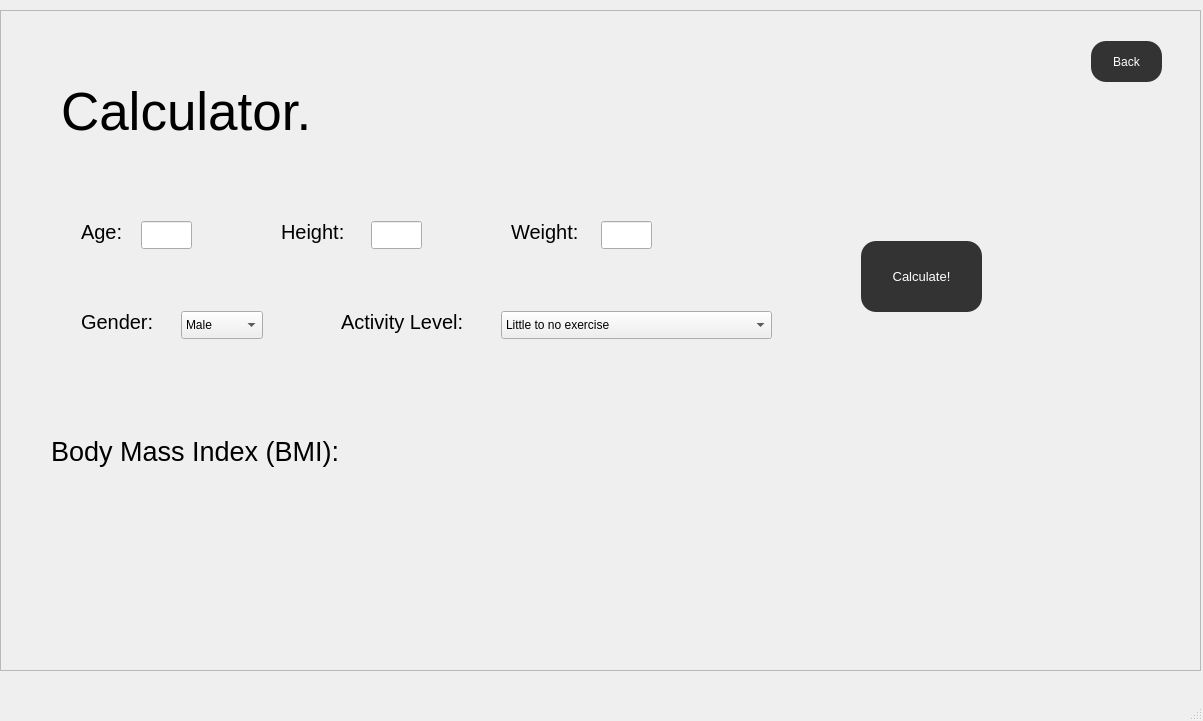
Old version of the form code/calculator.ui in the repository amroomargit/Forge.
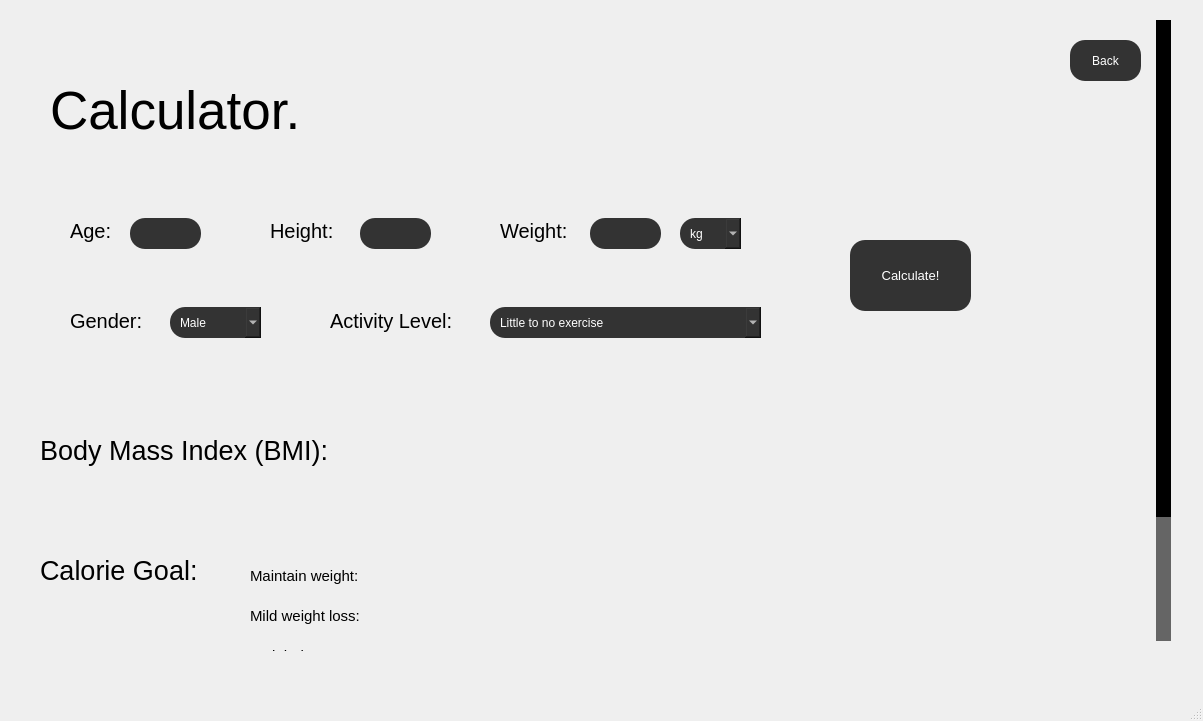
New version of the form. Icons and pictures are not drawn.

Diff of the .ui file:
```diff
--- a/code/calculator.ui
+++ b/code/calculator.ui
@@ -21,22 +21,51 @@
    <widget class="QScrollArea" name="scrollArea">
     <property name="geometry">
      <rect>
-      <x>0</x>
+      <x>-10</x>
       <y>10</y>
-      <width>1201</width>
-      <height>661</height>
+      <width>1181</width>
+      <height>641</height>
      </rect>
     </property>
+    <property name="styleSheet">
+     <string notr="true">QScrollBar:vertical {
+    background-color: #656565;
+    width: 15px; 
+    margin: 10px 0; 
+    border-radius: 15px; 
+}
+
+QScrollBar::handle:vertical {
+    background-color: black;
+    border-radius: 15px; 
+}
+
+QScrollBar::add-line:vertical, QScrollBar::sub-line:vertical {
+    background: none;
+    height: 0px;
+}
+
+QScrollBar::add-page:vertical, QScrollBar::sub-page:vertical {
+    background: none; 
+}
+</string>
+    </property>
+    <property name="frameShape">
+     <enum>QFrame::Shape::NoFrame</enum>
+    </property>
+    <property name="frameShadow">
+     <enum>QFrame::Shadow::Plain</enum>
+    </property>
     <property name="widgetResizable">
-     <bool>true</bool>
+     <bool>false</bool>
     </property>
     <widget class="QWidget" name="scrollAreaWidgetContents">
      <property name="geometry">
       <rect>
        <x>0</x>
        <y>0</y>
-       <width>1199</width>
-       <height>659</height>
+       <width>1162</width>
+       <height>800</height>
       </rect>
      </property>
      <widget class="QLabel" name="label_7">
@@ -44,7 +73,7 @@
        <rect>
         <x>50</x>
         <y>410</y>
-        <width>361</width>
+        <width>341</width>
         <height>61</height>
        </rect>
       </property>
@@ -61,11 +90,17 @@
       <property name="geometry">
        <rect>
         <x>140</x>
-        <y>210</y>
-        <width>51</width>
-        <height>28</height>
+        <y>208</y>
+        <width>71</width>
+        <height>31</height>
        </rect>
       </property>
+      <property name="styleSheet">
+       <string notr="true">background-color: #333333;
+color: white;
+border-radius: 15px;
+padding: 5px 10px;</string>
+      </property>
       <property name="text">
        <string/>
       </property>
@@ -92,11 +127,17 @@
       <property name="geometry">
        <rect>
         <x>600</x>
-        <y>210</y>
-        <width>51</width>
-        <height>28</height>
+        <y>208</y>
+        <width>71</width>
+        <height>31</height>
        </rect>
       </property>
+      <property name="styleSheet">
+       <string notr="true">background-color: #333333;
+color: white;
+border-radius: 15px;
+padding: 5px 10px;</string>
+      </property>
       <property name="text">
        <string/>
       </property>
@@ -137,7 +178,7 @@
        <string>Gender:</string>
       </property>
      </widget>
-     <widget class="QPushButton" name="backButton">
+     <widget class="QPushButton" name="calculateButton">
       <property name="geometry">
        <rect>
         <x>860</x>
@@ -172,11 +213,17 @@
       <property name="geometry">
        <rect>
         <x>180</x>
-        <y>300</y>
-        <width>82</width>
-        <height>28</height>
+        <y>297</y>
+        <width>91</width>
+        <height>31</height>
        </rect>
       </property>
+      <property name="styleSheet">
+       <string notr="true">background-color: #333333;
+color: white;
+border-radius: 15px;
+padding: 5px 10px;</string>
+      </property>
       <item>
        <property name="text">
         <string>Male</string>
@@ -188,10 +235,10 @@
        </property>
       </item>
      </widget>
-     <widget class="QPushButton" name="backButton_2">
+     <widget class="QPushButton" name="backButton">
       <property name="geometry">
        <rect>
-        <x>1090</x>
+        <x>1080</x>
         <y>30</y>
         <width>71</width>
         <height>41</height>
@@ -223,11 +270,17 @@
       <property name="geometry">
        <rect>
         <x>370</x>
-        <y>210</y>
-        <width>51</width>
-        <height>28</height>
+        <y>208</y>
+        <width>71</width>
+        <height>31</height>
        </rect>
       </property>
+      <property name="styleSheet">
+       <string notr="true">background-color: #333333;
+color: white;
+border-radius: 15px;
+padding: 5px 10px;</string>
+      </property>
       <property name="text">
        <string/>
       </property>
@@ -236,11 +289,17 @@
       <property name="geometry">
        <rect>
         <x>500</x>
-        <y>300</y>
+        <y>297</y>
         <width>271</width>
-        <height>28</height>
+        <height>31</height>
        </rect>
       </property>
+      <property name="styleSheet">
+       <string notr="true">background-color: #333333;
+color: white;
+border-radius: 15px;
+padding: 5px 10px;</string>
+      </property>
       <item>
        <property name="text">
         <string>Little to no exercise</string>
@@ -326,6 +385,230 @@
        <string>Activity Level:</string>
       </property>
      </widget>
+     <widget class="QLabel" name="calculationBMILabel">
+      <property name="geometry">
+       <rect>
+        <x>420</x>
+        <y>411</y>
+        <width>161</width>
+        <height>61</height>
+       </rect>
+      </property>
+      <property name="font">
+       <font>
+        <pointsize>20</pointsize>
+       </font>
+      </property>
+      <property name="text">
+       <string/>
+      </property>
+     </widget>
+     <widget class="QLabel" name="weightBMLabel">
+      <property name="geometry">
+       <rect>
+        <x>640</x>
+        <y>411</y>
+        <width>201</width>
+        <height>61</height>
+       </rect>
+      </property>
+      <property name="font">
+       <font>
+        <pointsize>20</pointsize>
+       </font>
+      </property>
+      <property name="text">
+       <string/>
+      </property>
+     </widget>
+     <widget class="QLabel" name="calorieGoalLabel">
+      <property name="geometry">
+       <rect>
+        <x>50</x>
+        <y>530</y>
+        <width>191</width>
+        <height>61</height>
+       </rect>
+      </property>
+      <property name="font">
+       <font>
+        <pointsize>20</pointsize>
+       </font>
+      </property>
+      <property name="text">
+       <string>Calorie Goal:</string>
+      </property>
+     </widget>
+     <widget class="QLabel" name="maintainWLabel">
+      <property name="geometry">
+       <rect>
+        <x>260</x>
+        <y>550</y>
+        <width>141</width>
+        <height>31</height>
+       </rect>
+      </property>
+      <property name="font">
+       <font>
+        <pointsize>11</pointsize>
+       </font>
+      </property>
+      <property name="text">
+       <string>Maintain weight:</string>
+      </property>
+     </widget>
+     <widget class="QLabel" name="maintainWResultLabel">
+      <property name="geometry">
+       <rect>
+        <x>410</x>
+        <y>550</y>
+        <width>181</width>
+        <height>31</height>
+       </rect>
+      </property>
+      <property name="font">
+       <font>
+        <pointsize>11</pointsize>
+       </font>
+      </property>
+      <property name="text">
+       <string/>
+      </property>
+     </widget>
+     <widget class="QLabel" name="mildWLLabel">
+      <property name="geometry">
+       <rect>
+        <x>260</x>
+        <y>590</y>
+        <width>141</width>
+        <height>31</height>
+       </rect>
+      </property>
+      <property name="font">
+       <font>
+        <pointsize>11</pointsize>
+       </font>
+      </property>
+      <property name="text">
+       <string>Mild weight loss:</string>
+      </property>
+     </widget>
+     <widget class="QLabel" name="mildWLResultLabel">
+      <property name="geometry">
+       <rect>
+        <x>410</x>
+        <y>590</y>
+        <width>181</width>
+        <height>31</height>
+       </rect>
+      </property>
+      <property name="font">
+       <font>
+        <pointsize>11</pointsize>
+       </font>
+      </property>
+      <property name="text">
+       <string/>
+      </property>
+     </widget>
+     <widget class="QLabel" name="weightLossLabel">
+      <property name="geometry">
+       <rect>
+        <x>260</x>
+        <y>630</y>
+        <width>141</width>
+        <height>31</height>
+       </rect>
+      </property>
+      <property name="font">
+       <font>
+        <pointsize>11</pointsize>
+       </font>
+      </property>
+      <property name="text">
+       <string>Weight loss:</string>
+      </property>
+     </widget>
+     <widget class="QLabel" name="weightLossResultLabel">
+      <property name="geometry">
+       <rect>
+        <x>400</x>
+        <y>630</y>
+        <width>181</width>
+        <height>31</height>
+       </rect>
+      </property>
+      <property name="font">
+       <font>
+        <pointsize>11</pointsize>
+       </font>
+      </property>
+      <property name="text">
+       <string/>
+      </property>
+     </widget>
+     <widget class="QLabel" name="extremeWLLabel">
+      <property name="geometry">
+       <rect>
+        <x>260</x>
+        <y>670</y>
+        <width>171</width>
+        <height>31</height>
+       </rect>
+      </property>
+      <property name="font">
+       <font>
+        <pointsize>11</pointsize>
+       </font>
+      </property>
+      <property name="text">
+       <string>Extreme weight loss:</string>
+      </property>
+     </widget>
+     <widget class="QLabel" name="extremeWLResultLabel">
+      <property name="geometry">
+       <rect>
+        <x>410</x>
+        <y>670</y>
+        <width>181</width>
+        <height>31</height>
+       </rect>
+      </property>
+      <property name="font">
+       <font>
+        <pointsize>11</pointsize>
+       </font>
+      </property>
+      <property name="text">
+       <string/>
+      </property>
+     </widget>
+     <widget class="QComboBox" name="weightDropdown">
+      <property name="geometry">
+       <rect>
+        <x>690</x>
+        <y>208</y>
+        <width>61</width>
+        <height>31</height>
+       </rect>
+      </property>
+      <property name="styleSheet">
+       <string notr="true">background-color: #333333;
+color: white;
+border-radius: 15px;
+padding: 5px 10px;</string>
+      </property>
+      <item>
+       <property name="text">
+        <string>kg</string>
+       </property>
+      </item>
+      <item>
+       <property name="text">
+        <string>lbs</string>
+       </property>
+      </item>
+     </widget>
     </widget>
    </widget>
   </widget>
```
Left out of the diff: 24 changed lines with no effect on the pictures.
